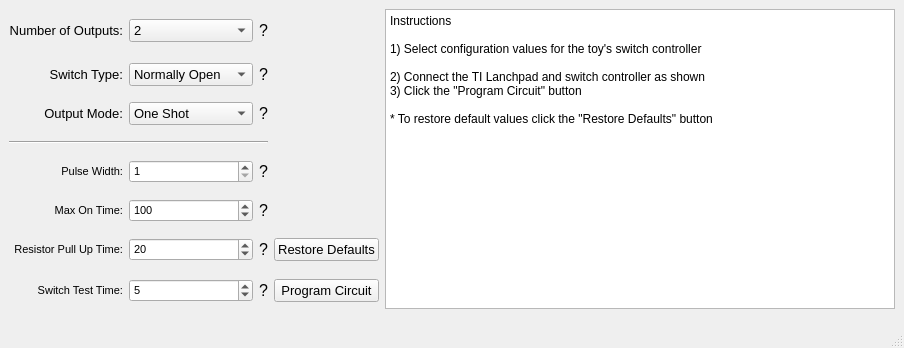
Before: the Qt Designer form GUIs/MainWindow.ui in edf42001/switch-controller-gui, drawn with Qt 5.
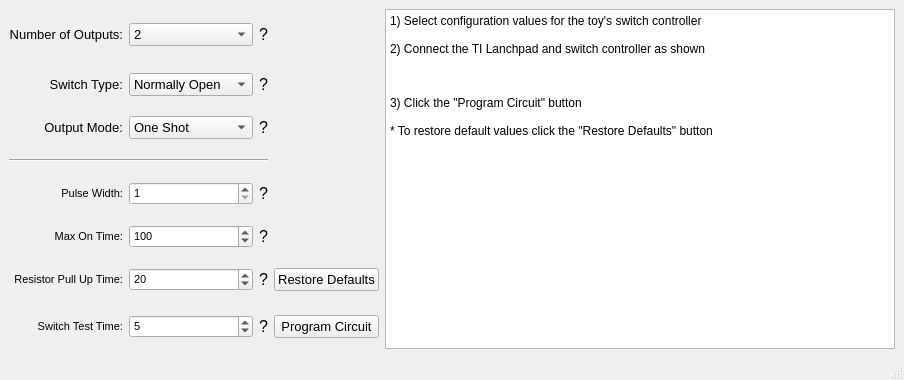
After: the same form once the commit is applied. Icons and pictures are not drawn.

Commit message: Change instructions image and error messages when uploading

```diff
--- a/GUIs/MainWindow.ui
+++ b/GUIs/MainWindow.ui
@@ -167,7 +167,7 @@
       <property name="minimumSize">
        <size>
         <width>510</width>
-        <height>300</height>
+        <height>340</height>
        </size>
       </property>
       <property name="baseSize">
@@ -190,12 +190,12 @@
 &lt;html&gt;&lt;head&gt;&lt;meta name=&quot;qrichtext&quot; content=&quot;1&quot; /&gt;&lt;style type=&quot;text/css&quot;&gt;
 p, li { white-space: pre-wrap; }
 &lt;/style&gt;&lt;/head&gt;&lt;body style=&quot; font-family:'MS Shell Dlg 2'; font-size:8pt; font-weight:400; font-style:normal;&quot;&gt;
-&lt;p style=&quot; margin-top:0px; margin-bottom:0px; margin-left:0px; margin-right:0px; -qt-block-indent:0; text-indent:0px;&quot;&gt;&lt;span style=&quot; font-size:9pt;&quot;&gt;Instructions&lt;/span&gt;&lt;/p&gt;
-&lt;p style=&quot;-qt-paragraph-type:empty; margin-top:0px; margin-bottom:0px; margin-left:0px; margin-right:0px; -qt-block-indent:0; text-indent:0px; font-size:9pt;&quot;&gt;&lt;br /&gt;&lt;/p&gt;
 &lt;p style=&quot; margin-top:0px; margin-bottom:0px; margin-left:0px; margin-right:0px; -qt-block-indent:0; text-indent:0px;&quot;&gt;&lt;span style=&quot; font-size:9pt;&quot;&gt;1) Select configuration values for the toy's switch controller&lt;/span&gt;&lt;/p&gt;
 &lt;p style=&quot;-qt-paragraph-type:empty; margin-top:0px; margin-bottom:0px; margin-left:0px; margin-right:0px; -qt-block-indent:0; text-indent:0px; font-size:9pt;&quot;&gt;&lt;br /&gt;&lt;/p&gt;
 &lt;p style=&quot; margin-top:0px; margin-bottom:0px; margin-left:0px; margin-right:0px; -qt-block-indent:0; text-indent:0px;&quot;&gt;&lt;span style=&quot; font-size:9pt;&quot;&gt;2) Connect the TI Lanchpad and switch controller as shown&lt;/span&gt;&lt;/p&gt;
-&lt;p align=&quot;center&quot; style=&quot; margin-top:0px; margin-bottom:0px; margin-left:0px; margin-right:0px; -qt-block-indent:0; text-indent:0px;&quot;&gt;&lt;img src=&quot;:/Images/Images/launchpad-mspexp430f5529lp-012.jpg&quot; /&gt;&lt;/p&gt;
+&lt;p style=&quot;-qt-paragraph-type:empty; margin-top:0px; margin-bottom:0px; margin-left:0px; margin-right:0px; -qt-block-indent:0; text-indent:0px; font-size:9pt;&quot;&gt;&lt;br /&gt;&lt;/p&gt;
+&lt;p align=&quot;center&quot; style=&quot; margin-top:0px; margin-bottom:0px; margin-left:0px; margin-right:0px; -qt-block-indent:0; text-indent:0px;&quot;&gt;&lt;img src=&quot;:/Images/Images/LaunchpadSwitchController.jpg&quot; /&gt;&lt;/p&gt;
+&lt;p align=&quot;center&quot; style=&quot;-qt-paragraph-type:empty; margin-top:0px; margin-bottom:0px; margin-left:0px; margin-right:0px; -qt-block-indent:0; text-indent:0px;&quot;&gt;&lt;br /&gt;&lt;/p&gt;
 &lt;p style=&quot; margin-top:0px; margin-bottom:0px; margin-left:0px; margin-right:0px; -qt-block-indent:0; text-indent:0px;&quot;&gt;&lt;span style=&quot; font-size:9pt;&quot;&gt;3) Click the &amp;quot;Program Circuit&amp;quot; button&lt;/span&gt;&lt;/p&gt;
 &lt;p style=&quot;-qt-paragraph-type:empty; margin-top:0px; margin-bottom:0px; margin-left:0px; margin-right:0px; -qt-block-indent:0; text-indent:0px; font-size:9pt;&quot;&gt;&lt;br /&gt;&lt;/p&gt;
 &lt;p style=&quot; margin-top:0px; margin-bottom:0px; margin-left:0px; margin-right:0px; -qt-block-indent:0; text-indent:0px;&quot;&gt;&lt;span style=&quot; font-size:9pt;&quot;&gt;* To restore default values click the &amp;quot;Restore Defaults&amp;quot; button&lt;/span&gt;&lt;/p&gt;&lt;/body&gt;&lt;/html&gt;</string>
```
Left out of the diff: 4 changed lines with no effect on the pictures. The commit also changes 4 other files.
